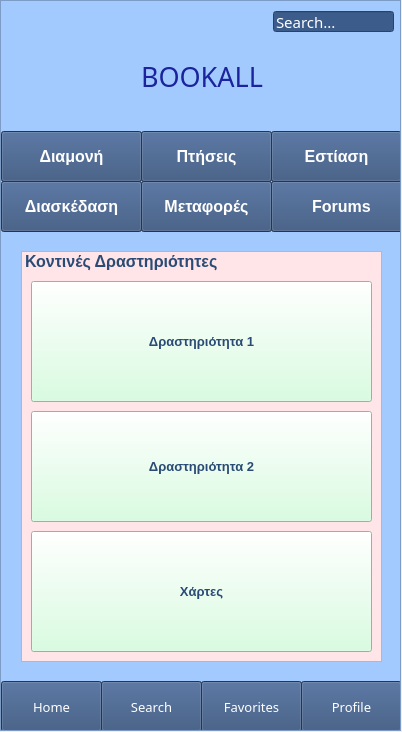
Before: the Qt Designer form HomeScreen.ui in Xristos9/SoftEng, drawn with Qt 5.
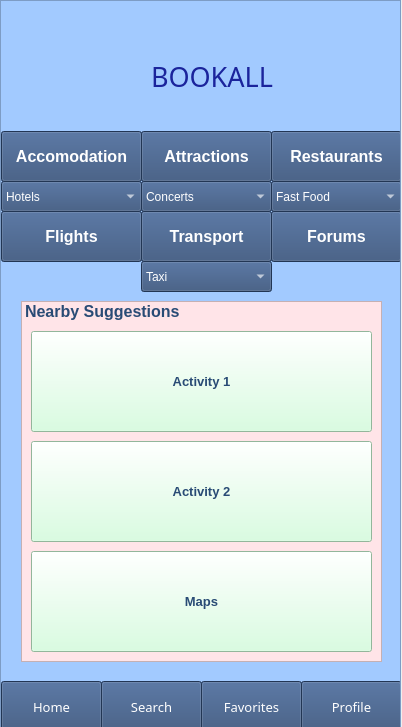
After: the same form once the commit is applied.

Diff of the .ui file:
```diff
--- a/HomeScreen.ui
+++ b/HomeScreen.ui
@@ -7,7 +7,7 @@
     <x>0</x>
     <y>0</y>
     <width>402</width>
-    <height>732</height>
+    <height>727</height>
    </rect>
   </property>
   <property name="windowTitle">
@@ -49,109 +49,11 @@
       <height>729</height>
      </rect>
     </property>
-    <widget class="QLineEdit" name="Search">
-     <property name="geometry">
-      <rect>
-       <x>272</x>
-       <y>10</y>
-       <width>121</width>
-       <height>21</height>
-      </rect>
-     </property>
-     <property name="font">
-      <font>
-       <family>MS Reference Sans Serif</family>
-       <pointsize>11</pointsize>
-      </font>
-     </property>
-     <property name="styleSheet">
-      <string notr="true">background-color: rgb(60, 92, 140);
-color: rgb(255, 255, 255);</string>
-     </property>
-     <property name="text">
-      <string>Search...</string>
-     </property>
-    </widget>
-    <widget class="QPushButton" name="Ptiseis">
-     <property name="geometry">
-      <rect>
-       <x>140</x>
-       <y>130</y>
-       <width>131</width>
-       <height>51</height>
-      </rect>
-     </property>
-     <property name="font">
-      <font>
-       <pointsize>12</pointsize>
-       <weight>75</weight>
-       <bold>true</bold>
-      </font>
-     </property>
-     <property name="styleSheet">
-      <string notr="true">background-color: rgb(0, 170, 255);
-background-color: rgb(48, 76, 118);
-color: rgb(255, 255, 255);</string>
-     </property>
-     <property name="text">
-      <string>Πτήσεις</string>
-     </property>
-    </widget>
-    <widget class="QPushButton" name="Estiasi">
-     <property name="geometry">
-      <rect>
-       <x>270</x>
-       <y>130</y>
-       <width>131</width>
-       <height>51</height>
-      </rect>
-     </property>
-     <property name="font">
-      <font>
-       <pointsize>12</pointsize>
-       <weight>75</weight>
-       <bold>true</bold>
-      </font>
-     </property>
-     <property name="styleSheet">
-      <string notr="true">background-color: rgb(0, 170, 255);
-background-color: rgb(48, 76, 118);
-color: rgb(255, 255, 255);</string>
-     </property>
-     <property name="text">
-      <string>Εστίαση</string>
-     </property>
-    </widget>
-    <widget class="QPushButton" name="Metafores">
-     <property name="geometry">
-      <rect>
-       <x>140</x>
-       <y>180</y>
-       <width>131</width>
-       <height>51</height>
-      </rect>
-     </property>
-     <property name="font">
-      <font>
-       <pointsize>12</pointsize>
-       <weight>75</weight>
-       <bold>true</bold>
-      </font>
-     </property>
-     <property name="styleSheet">
-      <string notr="true">background-color: rgb(0, 170, 255);
-background-color: rgb(48, 76, 118);
-color: rgb(255, 255, 255);</string>
-     </property>
-     <property name="text">
-      <string>Μεταφορές</string>
-     </property>
-    </widget>
-    <widget class="QPushButton" name="Diaskedasi">
+    <widget class="QPushButton" name="FlightsButton">
      <property name="geometry">
       <rect>
        <x>0</x>
-       <y>180</y>
+       <y>210</y>
        <width>141</width>
        <height>51</height>
       </rect>
@@ -169,15 +71,89 @@
 color: rgb(255, 255, 255);</string>
      </property>
      <property name="text">
-      <string>Διασκέδαση</string>
+      <string>Flights</string>
      </property>
     </widget>
-    <widget class="QPushButton" name="Forums">
+    <widget class="QPushButton" name="RestaurantsButton">
      <property name="geometry">
       <rect>
        <x>270</x>
-       <y>180</y>
-       <width>141</width>
+       <y>130</y>
+       <width>131</width>
+       <height>51</height>
+      </rect>
+     </property>
+     <property name="font">
+      <font>
+       <pointsize>12</pointsize>
+       <weight>75</weight>
+       <bold>true</bold>
+      </font>
+     </property>
+     <property name="styleSheet">
+      <string notr="true">background-color: rgb(0, 170, 255);
+background-color: rgb(48, 76, 118);
+color: rgb(255, 255, 255);</string>
+     </property>
+     <property name="text">
+      <string>Restaurants</string>
+     </property>
+    </widget>
+    <widget class="QPushButton" name="TransportButton">
+     <property name="geometry">
+      <rect>
+       <x>140</x>
+       <y>210</y>
+       <width>131</width>
+       <height>51</height>
+      </rect>
+     </property>
+     <property name="font">
+      <font>
+       <pointsize>12</pointsize>
+       <weight>75</weight>
+       <bold>true</bold>
+      </font>
+     </property>
+     <property name="styleSheet">
+      <string notr="true">background-color: rgb(48, 76, 118);
+color: rgb(255, 255, 255);</string>
+     </property>
+     <property name="text">
+      <string>Transport</string>
+     </property>
+    </widget>
+    <widget class="QPushButton" name="AttractionsButton">
+     <property name="geometry">
+      <rect>
+       <x>140</x>
+       <y>130</y>
+       <width>131</width>
+       <height>51</height>
+      </rect>
+     </property>
+     <property name="font">
+      <font>
+       <pointsize>12</pointsize>
+       <weight>75</weight>
+       <bold>true</bold>
+      </font>
+     </property>
+     <property name="styleSheet">
+      <string notr="true">background-color: rgb(0, 170, 255);
+background-color: rgb(48, 76, 118);
+color: rgb(255, 255, 255);</string>
+     </property>
+     <property name="text">
+      <string>Attractions</string>
+     </property>
+    </widget>
+    <widget class="QPushButton" name="ForumsButton">
+     <property name="geometry">
+      <rect>
+       <x>270</x>
+       <y>210</y>
+       <width>131</width>
        <height>51</height>
       </rect>
      </property>
@@ -197,7 +173,7 @@
       <string>Forums</string>
      </property>
     </widget>
-    <widget class="QPushButton" name="Diamoni_2">
+    <widget class="QPushButton" name="HomeButton">
      <property name="geometry">
       <rect>
        <x>0</x>
@@ -229,7 +205,7 @@
       <bool>false</bool>
      </property>
     </widget>
-    <widget class="QPushButton" name="Diamoni_3">
+    <widget class="QPushButton" name="SearchButton">
      <property name="geometry">
       <rect>
        <x>100</x>
@@ -261,7 +237,7 @@
       <bool>false</bool>
      </property>
     </widget>
-    <widget class="QPushButton" name="Diamoni_4">
+    <widget class="QPushButton" name="ProfileButton">
      <property name="geometry">
       <rect>
        <x>300</x>
@@ -293,7 +269,7 @@
       <bool>false</bool>
      </property>
     </widget>
-    <widget class="QPushButton" name="Diamoni_5">
+    <widget class="QPushButton" name="FavoritesButton">
      <property name="geometry">
       <rect>
        <x>200</x>
@@ -328,7 +304,7 @@
     <widget class="QLabel" name="BOOKALL">
      <property name="geometry">
       <rect>
-       <x>140</x>
+       <x>150</x>
        <y>50</y>
        <width>171</width>
        <height>51</height>
@@ -356,9 +332,9 @@
      <property name="geometry">
       <rect>
        <x>20</x>
-       <y>250</y>
+       <y>300</y>
        <width>361</width>
-       <height>411</height>
+       <height>361</height>
       </rect>
      </property>
      <property name="font">
@@ -380,11 +356,11 @@
      </property>
      <item>
       <property name="text">
-       <string>Κοντινές Δραστηριότητες</string>
+       <string>Nearby Suggestions</string>
       </property>
      </item>
     </widget>
-    <widget class="QPushButton" name="Ptiseis_2">
+    <widget class="QPushButton" name="AccomodationButton">
      <property name="geometry">
       <rect>
        <x>0</x>
@@ -406,16 +382,16 @@
 color: rgb(255, 255, 255);</string>
      </property>
      <property name="text">
-      <string>Διαμονή</string>
+      <string>Accomodation</string>
      </property>
     </widget>
     <widget class="QPushButton" name="pushButton">
      <property name="geometry">
       <rect>
        <x>30</x>
-       <y>280</y>
+       <y>330</y>
        <width>341</width>
-       <height>121</height>
+       <height>101</height>
       </rect>
      </property>
      <property name="font">
@@ -433,16 +409,16 @@
 background-color: rgb(206, 255, 217);</string>
      </property>
      <property name="text">
-      <string>Δραστηριότητα 1</string>
+      <string>Activity 1</string>
      </property>
     </widget>
     <widget class="QPushButton" name="pushButton_2">
      <property name="geometry">
       <rect>
        <x>30</x>
-       <y>410</y>
+       <y>440</y>
        <width>341</width>
-       <height>111</height>
+       <height>101</height>
       </rect>
      </property>
      <property name="font">
@@ -460,16 +436,16 @@
 background-color: rgb(206, 255, 217);</string>
      </property>
      <property name="text">
-      <string>Δραστηριότητα 2</string>
+      <string>Activity 2</string>
      </property>
     </widget>
     <widget class="QPushButton" name="pushButton_3">
      <property name="geometry">
       <rect>
        <x>30</x>
-       <y>530</y>
+       <y>550</y>
        <width>341</width>
-       <height>121</height>
+       <height>101</height>
       </rect>
      </property>
      <property name="font">
@@ -487,25 +463,157 @@
 background-color: rgb(206, 255, 217);</string>
      </property>
      <property name="text">
-      <string>Χάρτες</string>
+      <string>Maps</string>
      </property>
     </widget>
-    <zorder>Forums</zorder>
-    <zorder>Search</zorder>
-    <zorder>Diamoni_4</zorder>
-    <zorder>Diamoni_5</zorder>
-    <zorder>Diamoni_3</zorder>
-    <zorder>Diamoni_2</zorder>
-    <zorder>Estiasi</zorder>
-    <zorder>Metafores</zorder>
-    <zorder>Ptiseis</zorder>
-    <zorder>Diaskedasi</zorder>
+    <widget class="QComboBox" name="comboBoxAccomodation">
+     <property name="geometry">
+      <rect>
+       <x>0</x>
+       <y>180</y>
+       <width>141</width>
+       <height>31</height>
+      </rect>
+     </property>
+     <property name="styleSheet">
+      <string notr="true">font: 75 9pt &quot;MS Shell Dlg 2&quot;;
+background-color: rgb(48, 76, 118);
+color: rgb(255, 255, 255);</string>
+     </property>
+     <item>
+      <property name="text">
+       <string>Hotels</string>
+      </property>
+     </item>
+     <item>
+      <property name="text">
+       <string>Air-bnb</string>
+      </property>
+     </item>
+     <item>
+      <property name="text">
+       <string>Motels</string>
+      </property>
+     </item>
+     <item>
+      <property name="text">
+       <string>Camping</string>
+      </property>
+     </item>
+    </widget>
+    <widget class="QComboBox" name="comboBoxRestaurants">
+     <property name="geometry">
+      <rect>
+       <x>270</x>
+       <y>180</y>
+       <width>131</width>
+       <height>31</height>
+      </rect>
+     </property>
+     <property name="styleSheet">
+      <string notr="true">background-color: rgb(48, 76, 118);
+color: rgb(255, 255, 255);</string>
+     </property>
+     <item>
+      <property name="text">
+       <string>Fast Food</string>
+      </property>
+     </item>
+     <item>
+      <property name="text">
+       <string>Fine Dinning</string>
+      </property>
+     </item>
+     <item>
+      <property name="text">
+       <string>Bars</string>
+      </property>
+     </item>
+    </widget>
+    <widget class="QComboBox" name="comboBoxTransport">
+     <property name="geometry">
+      <rect>
+       <x>140</x>
+       <y>260</y>
+       <width>131</width>
+       <height>31</height>
+      </rect>
+     </property>
+     <property name="styleSheet">
+      <string notr="true">background-color: rgb(48, 76, 118);
+color: rgb(255, 255, 255);</string>
+     </property>
+     <item>
+      <property name="text">
+       <string>Taxi</string>
+      </property>
+     </item>
+     <item>
+      <property name="text">
+       <string>Uber</string>
+      </property>
+     </item>
+     <item>
+      <property name="text">
+       <string>Ships</string>
+      </property>
+     </item>
+     <item>
+      <property name="text">
+       <string>Metro</string>
+      </property>
+     </item>
+     <item>
+      <property name="text">
+       <string/>
+      </property>
+     </item>
+    </widget>
+    <widget class="QComboBox" name="comboBoxAttractions">
+     <property name="geometry">
+      <rect>
+       <x>140</x>
+       <y>180</y>
+       <width>131</width>
+       <height>31</height>
+      </rect>
+     </property>
+     <property name="styleSheet">
+      <string notr="true">background-color: rgb(48, 76, 118);
+color: rgb(255, 255, 255);</string>
+     </property>
+     <item>
+      <property name="text">
+       <string>Concerts</string>
+      </property>
+     </item>
+     <item>
+      <property name="text">
+       <string>Museums</string>
+      </property>
+     </item>
+    </widget>
+    <zorder>ForumsButton</zorder>
+    <zorder>SearchLineEdit</zorder>
+    <zorder>ProfileButton</zorder>
+    <zorder>FavoritesButton</zorder>
+    <zorder>SearchButton</zorder>
+    <zorder>HomeButton</zorder>
+    <zorder>RestaurantsButton</zorder>
+    <zorder>TransportButton</zorder>
+    <zorder>FlightsButton</zorder>
+    <zorder>AttractionsButton</zorder>
     <zorder>BOOKALL</zorder>
     <zorder>listWidget</zorder>
-    <zorder>Ptiseis_2</zorder>
+    <zorder>AccomodationButton</zorder>
     <zorder>pushButton</zorder>
     <zorder>pushButton_2</zorder>
     <zorder>pushButton_3</zorder>
+    <zorder>comboBoxAccomodation</zorder>
+    <zorder>comboBoxRestaurants</zorder>
+    <zorder>comboBoxTransport</zorder>
+    <zorder>comboBoxAttractions</zorder>
+    <zorder>label</zorder>
    </widget>
   </widget>
  </widget>
```
